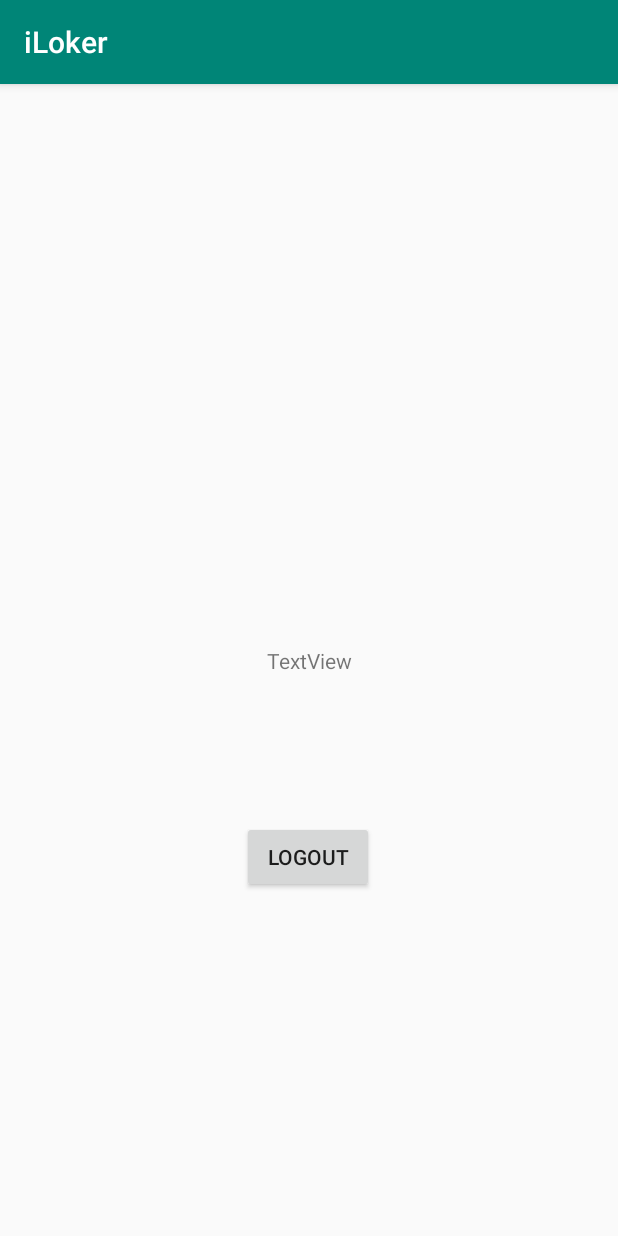
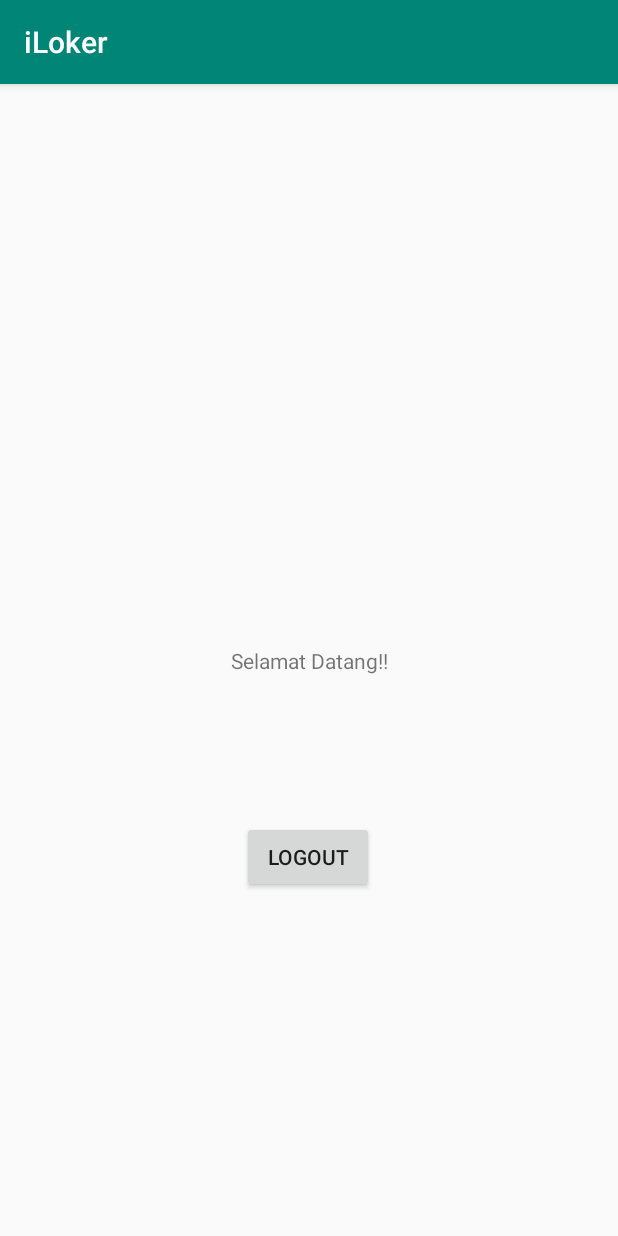
Before and after one commit to ichsannugraha/iLoker, an Android app: the screen it shows after launch once a user with an empty profile is signed in (HomeActivity), on a phone screen of 412 x 824 dp. Run offline under Robolectric (Android 15) with nearby library versions, the phone set to English and light mode, and no system bars; our stand-ins replace Firebase (no records; nobody signed in at launch, a user with empty details on screens opened directly).

Commit message:
RPL 2 iLoker

```diff
--- a/app/src/main/res/layout/activity_home.xml
+++ b/app/src/main/res/layout/activity_home.xml
@@ -22,7 +22,7 @@
         android:id="@+id/textView5"
         android:layout_width="wrap_content"
         android:layout_height="wrap_content"
-        android:text="TextView"
+        android:text="Selamat Datang!!"
         app:layout_constraintBottom_toBottomOf="parent"
         app:layout_constraintEnd_toEndOf="parent"
         app:layout_constraintStart_toStartOf="parent"
```
